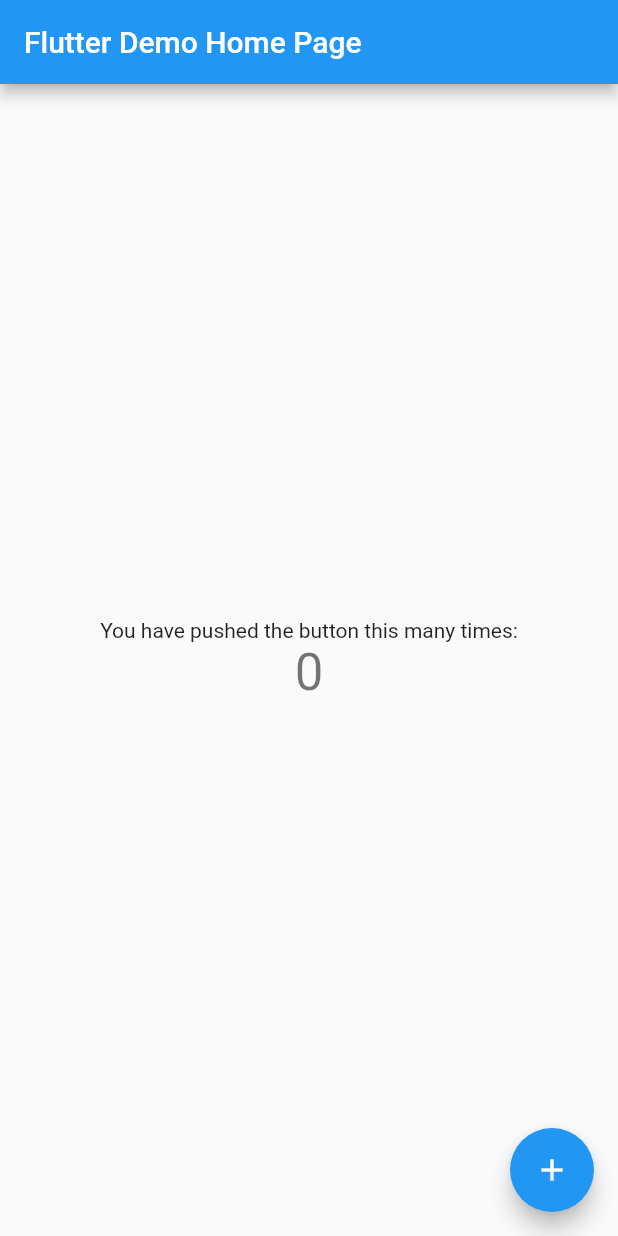
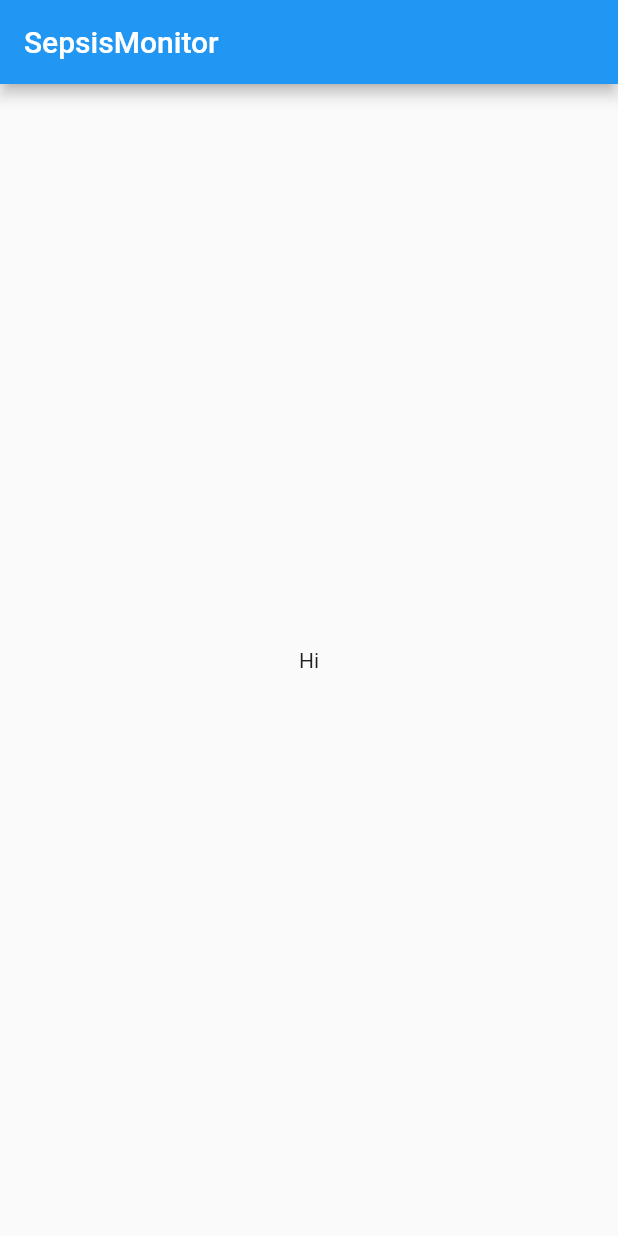
Before and after one commit to DustinScharf/SepsisMonitor, a Flutter app: the screen it shows after launch, on a phone screen of 412 x 824 dp. Run offline on Flutter 3.47's test engine with Material 2 defaults, Android fonts, the phone set to English and light mode, and no system bars.

Commit message:
Added route_generator.dart

```diff
--- a/lib/main.dart
+++ b/lib/main.dart
@@ -1,4 +1,5 @@
-import 'package:flutter/material.dart';
+import "package:flutter/material.dart";
+import 'package:sepsis_monitor/route_generator.dart';
 
 void main() {
   runApp(const MyApp());
@@ -11,7 +12,7 @@ class MyApp extends StatelessWidget {
   @override
   Widget build(BuildContext context) {
     return MaterialApp(
-      title: 'Flutter Demo',
+      title: "SepsisMonitor",
       theme: ThemeData(
         // This is the theme of your application.
         //
@@ -24,7 +25,8 @@ class MyApp extends StatelessWidget {
         // is not restarted.
         primarySwatch: Colors.blue,
       ),
-      home: const MyHomePage(title: 'Flutter Demo Home Page'),
+      initialRoute: "/",
+      onGenerateRoute: RouteGenerator.generateRoute,
     );
   }
 }
--- /dev/null
+++ b/lib/route_generator.dart
@@ -0,0 +1,43 @@
+import 'package:flutter/material.dart';
+import 'package:sepsis_monitor/main.dart';
+import 'package:sepsis_monitor/start_page.dart';
+
+class RouteGenerator {
+  static Route<dynamic> generateRoute(RouteSettings settings) {
+    // Getting arguments passed in while calling Navigator.pushNamed
+    final args = settings.arguments;
+
+    switch (settings.name) {
+      case '/':
+        return MaterialPageRoute(builder: (_) => const StartPage());
+      // case '/second':
+      //   // Validation of correct data type
+      //   if (args is String) {
+      //     return MaterialPageRoute(
+      //       builder: (_) => SecondPage(
+      //         data: args,
+      //       ),
+      //     );
+      //   }
+      //   // If args is not of the correct type, return an error page.
+      //   // You can also throw an exception while in development.
+      //   return _errorRoute();
+      default:
+        // If there is no such named route in the switch statement, e.g. /third
+        return _errorRoute();
+    }
+  }
+
+  static Route<dynamic> _errorRoute() {
+    return MaterialPageRoute(builder: (_) {
+      return Scaffold(
+        appBar: AppBar(
+          title: Text('Error'),
+        ),
+        body: Center(
+          child: Text('ERROR'),
+        ),
+      );
+    });
+  }
+}
--- /dev/null
+++ b/lib/start_page.dart
@@ -0,0 +1,28 @@
+import 'package:flutter/material.dart';
+
+class StartPage extends StatefulWidget {
+  const StartPage({Key? key}) : super(key: key);
+
+  @override
+  _StartPageState createState() => _StartPageState();
+}
+
+class _StartPageState extends State<StartPage> {
+
+  @override
+  Widget build(BuildContext context) {
+    return Scaffold(
+      appBar: AppBar(
+        title: const Text("SepsisMonitor"),
+      ),
+      body: Center(
+        child: Column(
+          mainAxisAlignment: MainAxisAlignment.center,
+          children: const <Widget>[
+            Text("Hi"),
+          ],
+        ),
+      ),
+    );
+  }
+}
```
